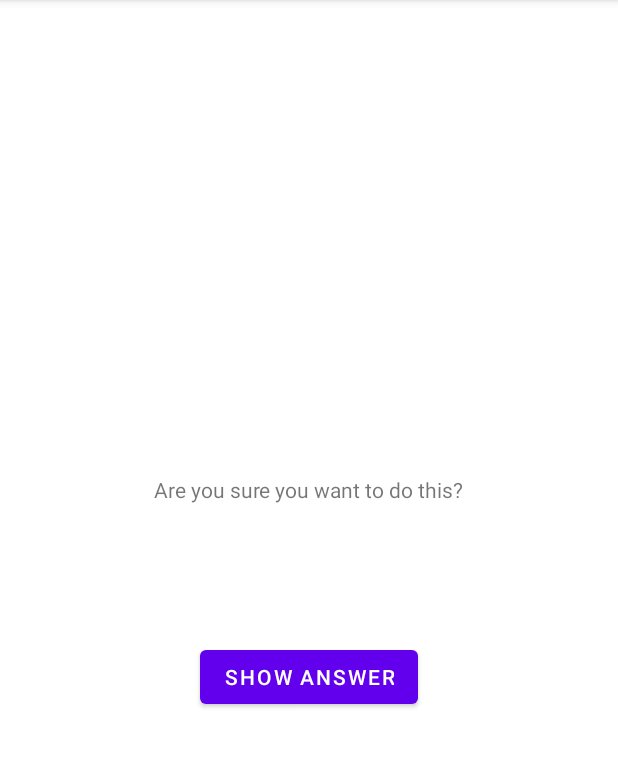
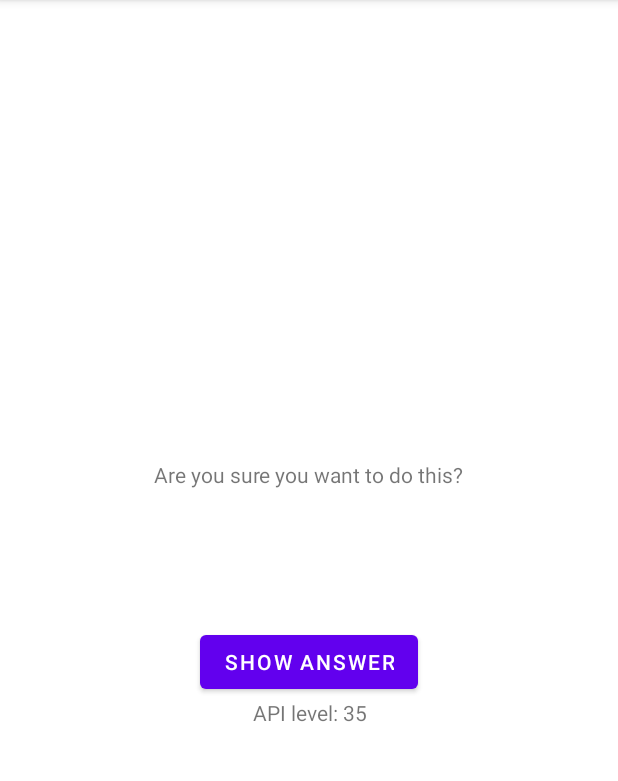
Before and after one commit to ionnomirai/GeoQuizApp, an Android app: the CheatActivity screen opened directly, with no data from a screen before it, on a phone screen of 412 x 824 dp, the part 84-865 px from its top. Run offline under Robolectric (Android 15) with nearby library versions, the phone set to English and light mode, and no system bars.

Commit message:
23.03.2023 Implemented restriction on the use of cheating (3 attempts)
* A variable has been created in QuizViewModel that will store the number of attempts. Initially, it saves data in SavedStateHandle
* created a function (usedCheatIncrementator) that increases the score of cheat attempts
* created a function (checkAvailableCheatAttempt) that checks if the limit of these attempts has been exceeded
* added data for clearing this field (attempts to cheat), when you click the restart button
* In MainActivity, in the place where data is received from the called activity (cheatLauncher), in case of receiving the RESULT_OK code, there will be an increase in the number of attempts used
* In MainActivity, when trying to click on the Cheat button, if the user has spent all cheating attempts, then a Toast with the appropriate inscription will be shown to him (from resources)
* Added field to CheatActivity to display device API

```diff
--- a/GeoQuiz/app/src/main/java/com/example/geoquiz/CheatActivity.kt
+++ b/GeoQuiz/app/src/main/java/com/example/geoquiz/CheatActivity.kt
@@ -3,6 +3,7 @@ package com.example.geoquiz
 import android.app.Activity
 import android.content.Context
 import android.content.Intent
+import android.os.Build
 import androidx.appcompat.app.AppCompatActivity
 import android.os.Bundle
 import android.widget.Button
@@ -16,13 +17,17 @@ class CheatActivity : AppCompatActivity() {
 
     private lateinit var answerTextView: TextView
     private lateinit var showAnswerButton: Button
+    private lateinit var apiTextView: TextView
     private var answerIsTrue = false
+    private var apiData = "API level: ${Build.VERSION.SDK_INT.toString()}"
 
     override fun onCreate(savedInstanceState: Bundle?) {
         super.onCreate(savedInstanceState)
         setContentView(R.layout.activity_cheat)
 
         initialisingView()
+
+        apiTextView.setText(apiData)
 
         //it is immediately determined when the activity starts
         answerIsTrue = intent.getBooleanExtra(EXTRA_ANSWER_IS_TRUE, false)
@@ -56,5 +61,6 @@ class CheatActivity : AppCompatActivity() {
     fun initialisingView(){
         answerTextView = findViewById(R.id.answer_text_view)
         showAnswerButton = findViewById(R.id.show_answer_button)
+        apiTextView = findViewById(R.id.apiTextView)
     }
 }
--- a/GeoQuiz/app/src/main/res/layout/activity_cheat.xml
+++ b/GeoQuiz/app/src/main/res/layout/activity_cheat.xml
@@ -25,4 +25,11 @@
         android:layout_height="wrap_content"
         android:text="@string/show_answer_button"/>
 
+    <TextView
+        android:id="@+id/apiTextView"
+        android:layout_width="match_parent"
+        android:layout_height="wrap_content"
+        tools:text="Api"
+        android:gravity="center"/>
+
 </LinearLayout>
--- a/GeoQuiz/app/src/main/res/values/strings.xml
+++ b/GeoQuiz/app/src/main/res/values/strings.xml
@@ -24,4 +24,5 @@
     <string name="show_answer_button">Show Answer</string>
     <string name="cheat_button">Cheat!</string>
     <string name="judgment_toast">Cheating is wrong.</string>
+    <string name="number_of_cheats_exceeded_toast">Sorry, you\'ve used the maximum amount of cheating..</string>
 </resources>
```
Also changed, not shown: GeoQuiz/app/src/main/java/com/example/geoquiz/MainActivity.kt (+13 -5 lines), GeoQuiz/app/src/main/java/com/example/geoquiz/QuizViewModel.kt (+15 -0 lines).
